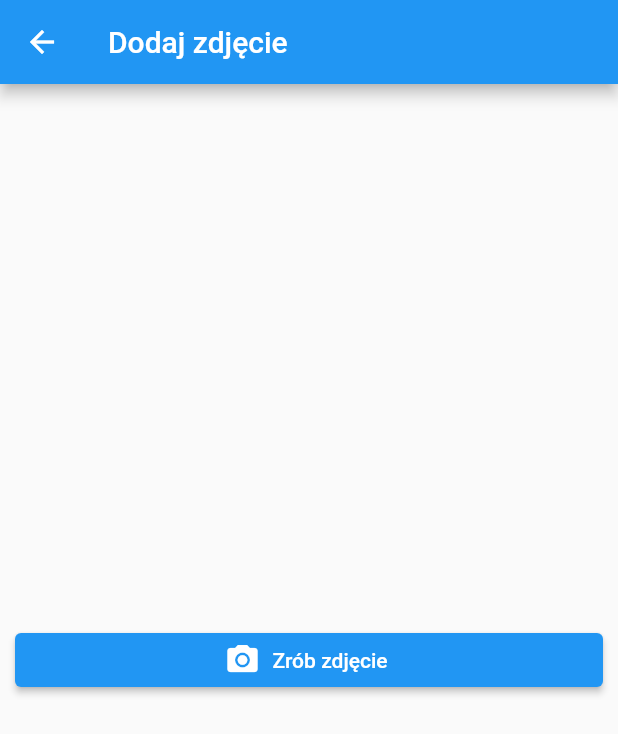
After one commit to lukassz111/chmurkowo-io-project, a Flutter app: the screen it shows after launch, in the side drawer, after a tap on "Dodaj zdjęcie", on a phone screen of 412 x 824 dp. The commit adds this screen. Shown: the top 734 px of the screen. Run offline on Flutter 3.47's test engine with Material 2 defaults, Android fonts, the phone set to English and light mode, and no system bars; our stand-ins replace camera, flutter_map, latlong, permission_handler; missing offline and left inert: dart:ffi, flutter_map_marker_cluster.

Commit message:
prepare for camera page

```diff
--- /dev/null
+++ b/client/chmurkowo/lib/Page/AddImagePage.dart
@@ -0,0 +1,41 @@
+import 'package:chmurkowo/Page/TakePhotoPage.dart';
+import 'package:chmurkowo/service/CameraService.dart';
+import 'package:flutter/material.dart';
+
+class AddImagePage extends StatefulWidget {
+  AddImagePage({Key key}) : super(key: key);
+
+  @override
+  _AddImagePageState createState() => _AddImagePageState();
+}
+
+class _AddImagePageState extends State<AddImagePage> {
+  @override
+  Widget build(BuildContext context) {
+    return Scaffold(
+      appBar: AppBar(
+        title: Text("Dodaj zdjęcie"),
+      ),
+      body: Center(
+        child: ListView(
+          padding: EdgeInsets.all(10),
+          shrinkWrap: true,
+          children: [
+            ElevatedButton.icon(
+                onPressed: () {
+                  showDialog(
+                      context: context, builder: (_) => new TakePhotoPage());
+                },
+                icon: Icon(Icons.photo_camera),
+                label: Text("Zrób zdjęcie"))
+          ],
+        ),
+      ), // This trailing comma makes auto-formatting nicer for build methods.
+    );
+  }
+
+  @override
+  void initState() {
+    super.initState();
+  }
+}
--- a/client/chmurkowo/lib/Page/DrawerWidget.dart
+++ b/client/chmurkowo/lib/Page/DrawerWidget.dart
@@ -15,7 +15,10 @@ class _DrawerWidgetState extends State<DrawerWidget> {
       children: [
         DrawerHeader(child: Text("Drawer header")),
         ListTile(
-          title: Text("list el"),
+          title: Text("Dodaj zdjęcie"),
+          onTap: () {
+            Navigator.of(context).pushNamed("/add_image");
+          },
         )
       ],
     ));
--- a/client/chmurkowo/lib/Page/SplashPage.dart
+++ b/client/chmurkowo/lib/Page/SplashPage.dart
@@ -1,3 +1,4 @@
+import 'package:chmurkowo/service/CameraService.dart';
 import 'package:chmurkowo/service/PermissionsService.dart';
 import 'package:flutter/material.dart';
 
@@ -35,5 +36,6 @@ class _SplashPageState extends State<SplashPage> {
   @override
   void initState() {
     askForPermissions();
+    CameraService cameraService = new CameraService();
   }
 }
--- a/client/chmurkowo/lib/main.dart
+++ b/client/chmurkowo/lib/main.dart
@@ -1,9 +1,11 @@
+import 'package:chmurkowo/Page/AddImagePage.dart';
 import 'package:chmurkowo/Page/SplashPage.dart';
 import 'package:flutter/material.dart';
 
 import 'Page/MapPage.dart';
 
 void main() {
+  WidgetsFlutterBinding.ensureInitialized();
   runApp(MyApp());
 }
 
@@ -34,6 +36,7 @@ class MyApp extends StatelessWidget {
         '/splash': (context) => SplashPage(),
         '/': (context) => MapPage(),
         //'/map': (context) => MapPage(),
+        '/add_image': (context) => AddImagePage()
       },
     );
   }
--- /dev/null
+++ b/client/chmurkowo/lib/service/CameraService.dart
@@ -0,0 +1,34 @@
+import 'package:camera/camera.dart';
+
+class CameraService {
+  static final CameraService _instance = CameraService._internal();
+
+  factory CameraService() {
+    return _instance;
+  }
+
+  CameraService._internal() {
+    _initialized = false;
+    _cameras = new List<CameraDescription>();
+    availableCameras().then((cameras) {
+      this._cameras = cameras;
+      _initialized = true;
+    });
+  }
+
+  List<CameraDescription> _cameras;
+  bool _initialized;
+  bool get Initialized {
+    return _initialized;
+  }
+
+  CameraDescription get BackCamera {
+    return _cameras.firstWhere(
+        (camera) => camera.lensDirection == CameraLensDirection.back);
+  }
+
+  CameraDescription get FrontCamera {
+    return _cameras.firstWhere(
+        (camera) => camera.lensDirection == CameraLensDirection.front);
+  }
+}
--- a/client/chmurkowo/lib/service/PermissionsService.dart
+++ b/client/chmurkowo/lib/service/PermissionsService.dart
@@ -10,7 +10,8 @@ class PermissionsService {
 
   List<Permission> neededPermissions = [
     Permission.location,
-    Permission.locationWhenInUse
+    Permission.locationWhenInUse,
+    Permission.camera,
   ];
 
   Future<bool> requestAllNeededPermissions() async {
--- a/client/chmurkowo/pubspec.yaml
+++ b/client/chmurkowo/pubspec.yaml
@@ -26,6 +26,9 @@ dependencies:
   flutter_map: ^0.10.1+1
   flutter_map_marker_cluster: any
   permission_handler: ^5.0.1+1
+  camera: ^0.6.2+1
+  path_provider: ^1.6.24
+  path: ^1.7.0
 
 
   # The following adds the Cupertino Icons font to your application.
```
Also changed, not shown: client/chmurkowo/lib/Page/TakePhotoPage.dart (added, +79 -0 lines), client/chmurkowo/pubspec.lock, 2 other files.
